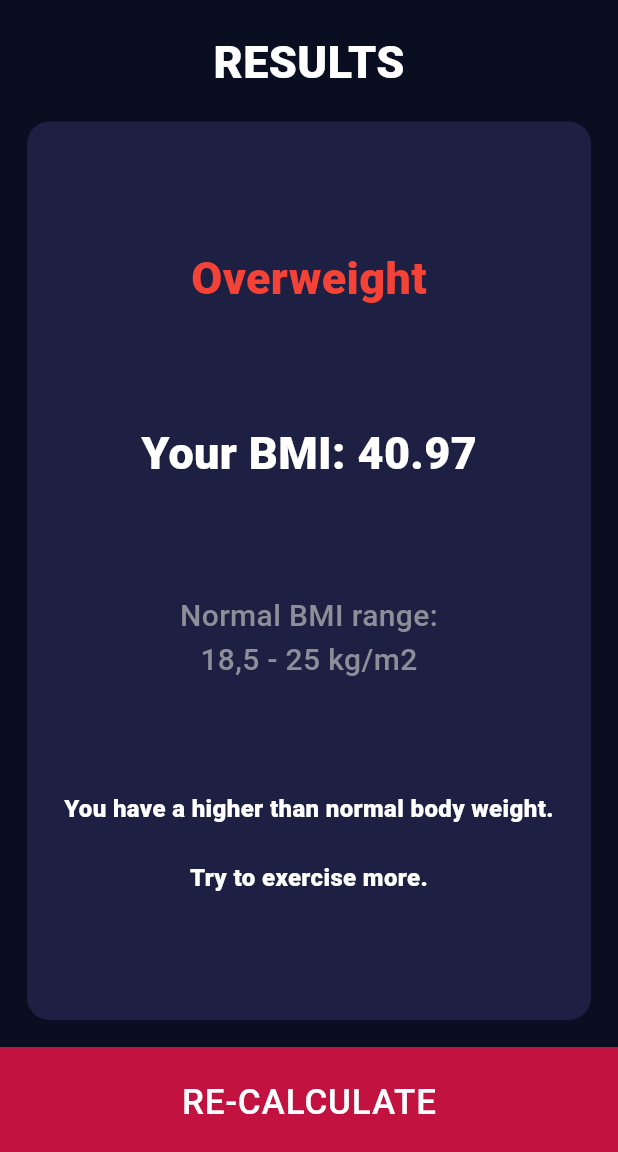
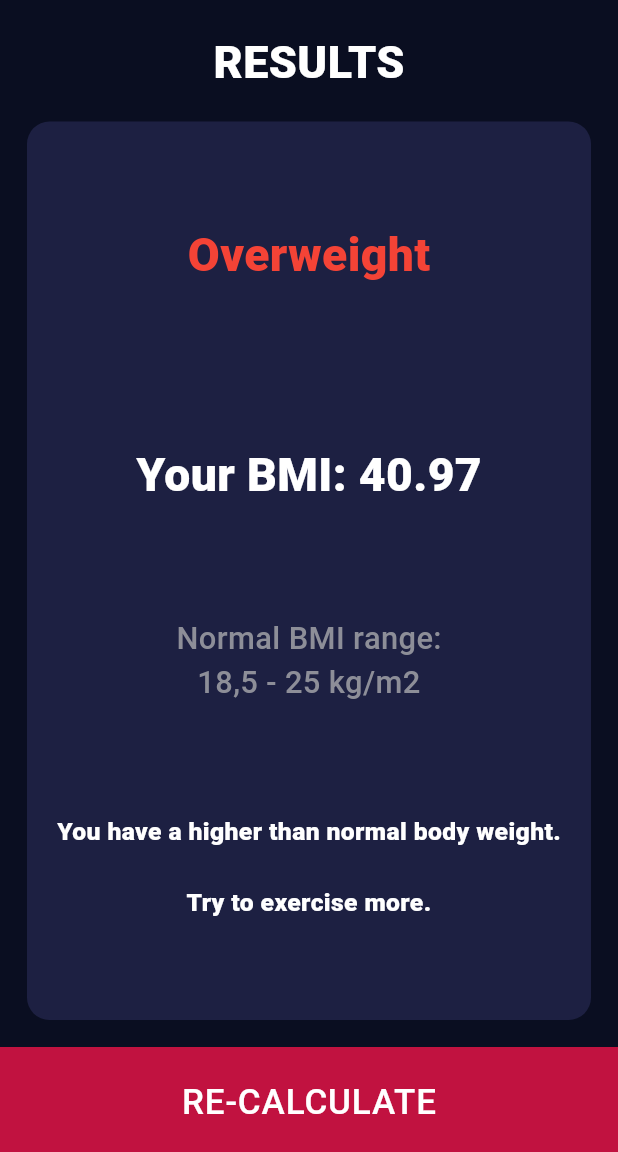
Before and after one commit to HiddeNoob/vke_hesaplayici, a Flutter app: the screen it shows after launch, after a tap on "CALCULATE", on a phone screen of 412 x 824 dp, the part 84-1236 px from its top. Run offline on Flutter 3.47's test engine with Material 3 defaults, Android fonts, the phone set to English and light mode, and no system bars.

Commit message:
results_page made compatible

```diff
--- a/lib/results_page.dart
+++ b/lib/results_page.dart
@@ -30,14 +30,24 @@ class ResultsPage extends StatelessWidget {
               padding: const EdgeInsets.all(8.0),
               child: ReusableCard(
                 color: ProjectConstants.activeCardColor,
-                child: Column(
-                  mainAxisAlignment: MainAxisAlignment.spaceEvenly,
-                  children: [
-                    Text(_resultSummaryTitle,style: ProjectConstants.numberTextStyle.copyWith(color: brain.getBMIColor)),
-                    Text('Your BMI: ${brain.getUserBMI.toStringAsFixed(2)}',style: ProjectConstants.numberTextStyle,),
-                    Text('Normal BMI range:\n18,5 - 25 kg/m2',style: ProjectConstants.iconContentFont.copyWith(fontSize: 20),textAlign: TextAlign.center),
-                    Text(_resultSummaryText,style: ProjectConstants.numberTextStyle.copyWith(fontSize: 16),textAlign: TextAlign.center),
-                  ],
+                child: FittedBox(
+                  child: Column(
+                    children: [
+                      Padding(
+                        padding: const EdgeInsets.fromLTRB(0, 0, 0, 100),
+                        child: Text(_resultSummaryTitle,style: ProjectConstants.numberTextStyle.copyWith(color: brain.getBMIColor)),
+                      ),
+                      Padding(
+                        padding: const EdgeInsets.fromLTRB(0, 0, 0, 70),
+                        child: Text('Your BMI: ${brain.getUserBMI.toStringAsFixed(2)}',style: ProjectConstants.numberTextStyle,),
+                      ),
+                      Padding(
+                        padding: const EdgeInsets.fromLTRB(0, 0, 0, 70),
+                        child: Text('Normal BMI range:\n18,5 - 25 kg/m2',style: ProjectConstants.iconContentFont.copyWith(fontSize: 20),textAlign: TextAlign.center),
+                      ),
+                      Text(_resultSummaryText,style: ProjectConstants.numberTextStyle.copyWith(fontSize: 16),textAlign: TextAlign.center),
+                    ],
+                  ),
                 )
               ),
             ),
--- a/lib/reusable_card.dart
+++ b/lib/reusable_card.dart
@@ -11,7 +11,7 @@ class ReusableCard extends StatelessWidget {
       onTap: onTap,
       child: Container(
         width: double.infinity,
-        padding: const EdgeInsets.all(10),
+        padding: const EdgeInsets.all(20),
         margin: const EdgeInsets.all(10),
         decoration: BoxDecoration(color: color,borderRadius: BorderRadius.circular(15)),
         child: child,
```
